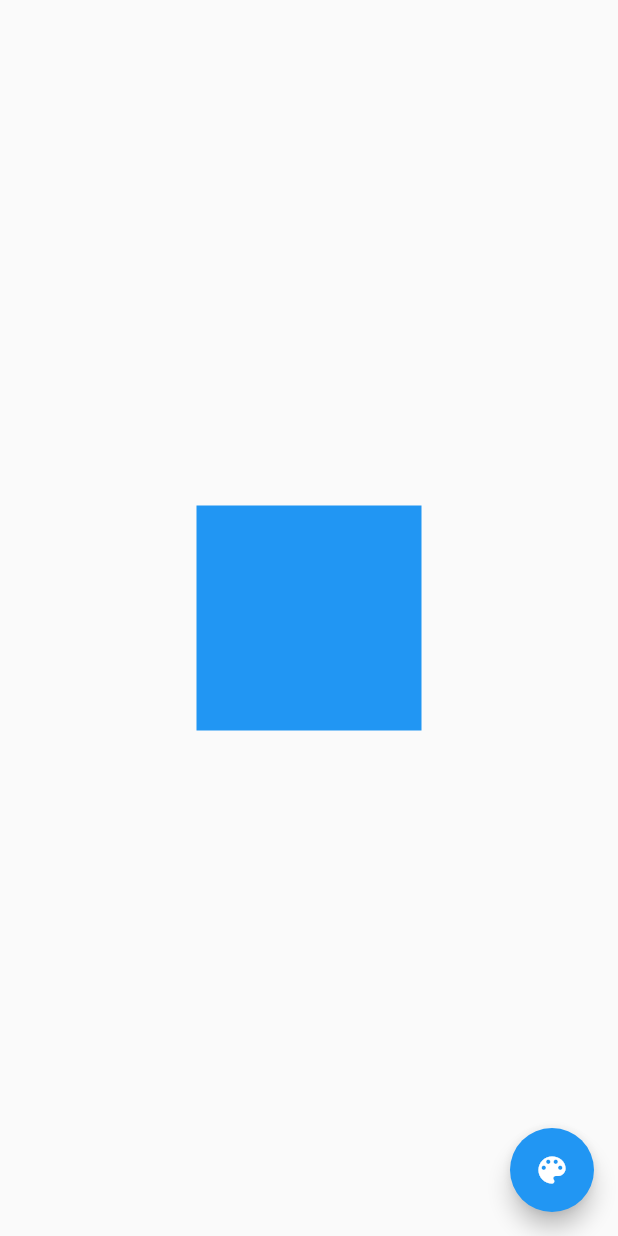
After one commit to edgon85/flutter-challenges, a Flutter app: the MyPage screen opened directly, after a tap on the "color lens" icon, on a phone screen of 412 x 824 dp. The commit adds this screen. Run offline on Flutter 3.47's test engine with Material 2 defaults, Android fonts, the phone set to English and light mode, and no system bars; our stand-ins replace animate_do.

Commit message:
StreamBuilder example

```diff
--- a/assets/data/menu_options.json
+++ b/assets/data/menu_options.json
@@ -40,6 +40,11 @@
             "route": "sliver-app-bar",
             "icon": "add_alert",
             "text": "SliverAppBar"
+        },
+        {
+            "route": "stream-builder",
+            "icon": "add_alert",
+            "text": "StreamBuilder"
         }
     ]
 }
--- /dev/null
+++ b/lib/src/pages/stream_builder_page.dart
@@ -0,0 +1,87 @@
+import 'dart:async';
+
+import 'package:flutter/material.dart';
+
+class StreamBuilderPage extends StatelessWidget {
+  const StreamBuilderPage({Key? key}) : super(key: key);
+
+  @override
+  Widget build(BuildContext context) {
+    return MyPage();
+  }
+}
+
+class MyPage extends StatefulWidget {
+  @override
+  _MyPageState createState() => _MyPageState();
+}
+
+class _MyPageState extends State<MyPage> {
+  final colorStream = new StreamController<Color>();
+  int counter = -1;
+
+  final List<Color> colorList = [
+    Colors.blue,
+    Colors.yellowAccent,
+    Colors.green
+  ];
+
+  @override
+  void dispose() {
+    colorStream.close();
+    super.dispose();
+  }
+
+  @override
+  Widget build(BuildContext context) {
+    return Scaffold(
+      body: Center(
+        child: StreamBuilder(
+          stream: colorStream.stream,
+          builder: (BuildContext context, AsyncSnapshot<dynamic> snapshot) {
+            if (!snapshot.hasData) {
+              return LoadingWidget();
+            }
+
+            if (snapshot.connectionState == ConnectionState.done) {
+              return Text('End of the stream  :(');
+            }
+
+            return Container(height: 150, width: 150, color: snapshot.data);
+          },
+        ),
+      ),
+      floatingActionButton: FloatingActionButton(
+        child: Icon(Icons.color_lens),
+        onPressed: () {
+          this.counter++;
+          if (counter < colorList.length) {
+            this.colorStream.sink.add(colorList[this.counter]);
+          } else {
+            this.colorStream.close();
+          }
+        },
+      ),
+    );
+  }
+}
+
+class LoadingWidget extends StatelessWidget {
+  const LoadingWidget({
+    Key? key,
+  }) : super(key: key);
+
+  @override
+  Widget build(BuildContext context) {
+    return Column(
+      mainAxisAlignment: MainAxisAlignment.center,
+      children: <Widget>[
+        Text('Waiting clicks'),
+        SizedBox(
+          height: 20,
+        ),
+        CircularProgressIndicator(),
+      ],
+    );
+  }
+}
--- a/lib/src/routes/routes.dart
+++ b/lib/src/routes/routes.dart
@@ -6,6 +6,7 @@ import 'package:challenges/src/pages/home_page.dart';
 import 'package:challenges/src/pages/opacity_animated_opacity.dart';
 import 'package:challenges/src/pages/page_view_page.dart';
 import 'package:challenges/src/pages/sliverapp_bar_page.dart';
+import 'package:challenges/src/pages/stream_builder_page.dart';
 import 'package:challenges/src/pages/wrap_page.dart';
 import 'package:flutter/material.dart';
 
@@ -21,5 +22,6 @@ Map<String, WidgetBuilder> getAplicationRoutes() {
     'fade-transition': (BuildContext context) => FadeTransitionPage(),
     'page-view': (BuildContext context) => PageViewPage(),
     'sliver-app-bar': (BuildContext context) => SliverAppBarPage(),
+    'stream-builder': (BuildContext context) => StreamBuilderPage(),
   };
 }
```
